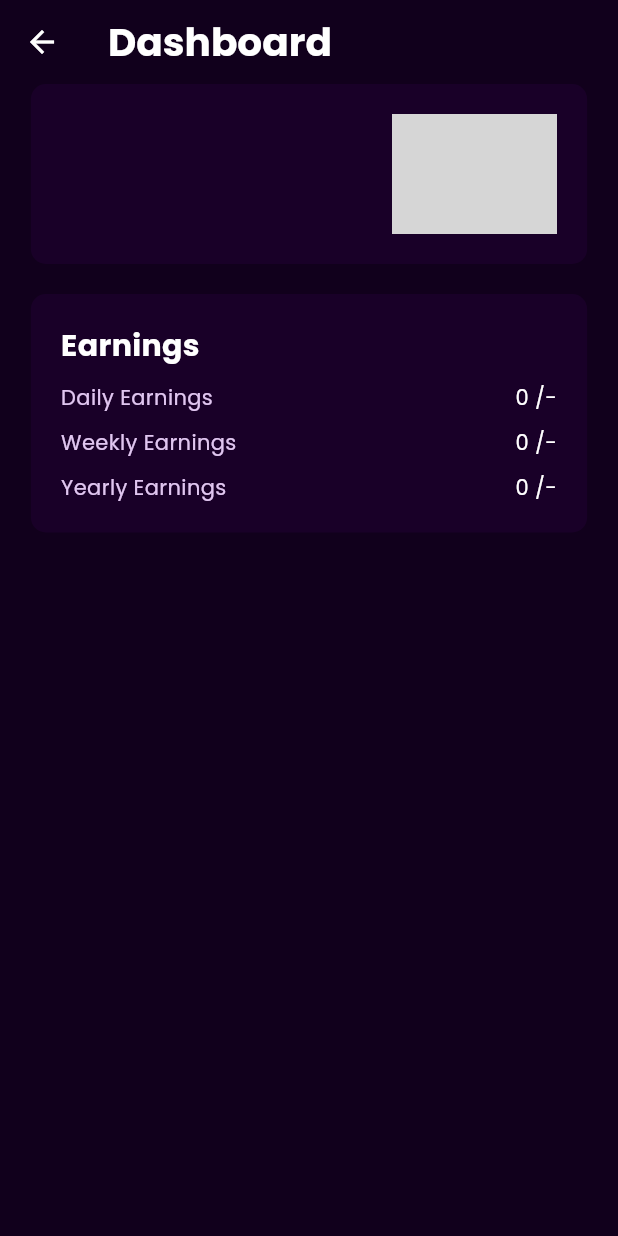
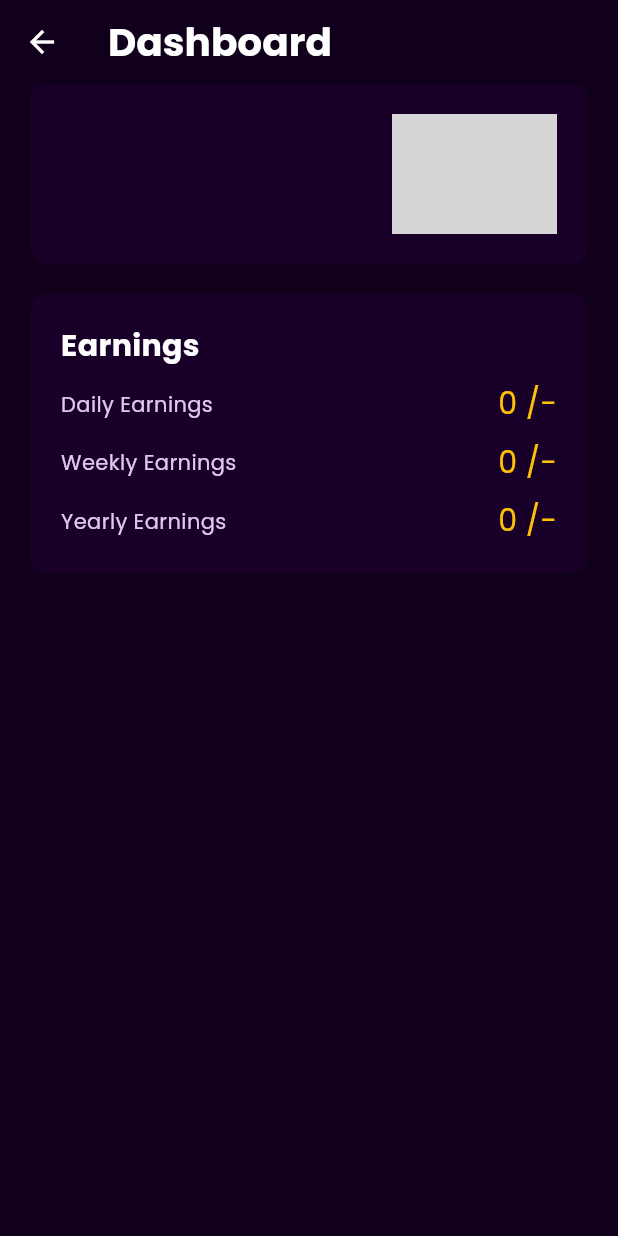
Before and after one commit to haadiyaa/mainford, a Flutter app: the Dashboard screen opened directly, on a phone screen of 412 x 824 dp. Run offline on Flutter 3.47's test engine with Material 3 defaults, Android fonts, the phone set to English and light mode, and no system bars; our stand-ins replace another_flutter_splash_screen, card_swiper, connectivity_plus, image_picker, internet_connection_checker, quickalert and 5 more; missing offline and left inert: screen_protector; accounts and stored records are empty; network calls fail; grey boxes are pictures that could not be loaded.

Commit message:
dashboard page ui

```diff
--- a/lib/view/view/dashboard/view/dashboard.dart
+++ b/lib/view/view/dashboard/view/dashboard.dart
@@ -1,5 +1,6 @@
 import 'package:flutter/material.dart';
 import 'package:main_ford/controller/functionsprovider.dart';
+import 'package:main_ford/resources/appcolors.dart';
 import 'package:main_ford/resources/constants.dart';
 import 'package:main_ford/resources/mytextstyles.dart';
 import 'package:main_ford/view/view/dashboard/widgets/customcontainer.dart';
@@ -105,26 +106,14 @@ class _DashboardState extends State<Dashboard> {
                                 color: Color.fromARGB(255, 224, 198, 240)),
                           ),
                           Text(
-                              '${value.userPayementModel!.totalDepositedToday} /-'),
+                            '${value.userPayementModel!.totalDepositedToday} /-',
+                            style: const TextStyle(
+                              color: AppColors.goldenyellow,
+                              fontSize: 20,
+                            ),
+                          ),
                         ],
                       ),
-                      // Constants.height10,
-                      // const Row(
-                      //   children: [
-                      //     Text(
-                      //       'Weekly',
-                      //       style: TextStyle(
-                      //         color: Color.fromARGB(255, 107, 79, 124),
-                      //       ),
-                      //     ),
-                      //     Constants.width5,
-                      //     Expanded(
-                      //       child: Divider(
-                      //         color: Color.fromARGB(255, 107, 79, 124),
-                      //       ),
-                      //     ),
-                      //   ],
-                      // ),
                       Constants.height10,
                       Row(
                         mainAxisAlignment: MainAxisAlignment.spaceBetween,
@@ -135,7 +124,12 @@ class _DashboardState extends State<Dashboard> {
                                 color: Color.fromARGB(255, 224, 198, 240)),
                           ),
                           Text(
-                              '${value.userPayementModel!.totalDepositedWeek} /-'),
+                            '${value.userPayementModel!.totalDepositedWeek} /-',
+                            style: const TextStyle(
+                              color: AppColors.goldenyellow,
+                              fontSize: 20,
+                            ),
+                          ),
                         ],
                       ),
 
@@ -149,7 +143,12 @@ class _DashboardState extends State<Dashboard> {
                                 color: Color.fromARGB(255, 224, 198, 240)),
                           ),
                           Text(
-                              '${value.userPayementModel!.totalDepositedYear} /-'),
+                            '${value.userPayementModel!.totalDepositedYear} /-',
+                            style: const TextStyle(
+                              color: AppColors.goldenyellow,
+                              fontSize: 20,
+                            ),
+                          ),
                         ],
                       ),
                     ],
--- a/lib/view/view/transactions/view/transactions.dart
+++ b/lib/view/view/transactions/view/transactions.dart
@@ -82,6 +82,7 @@ class _TransactionsPageState extends State<TransactionsPage> {
                         style: const TextStyle(
                           fontWeight: FontWeight.bold,
                           fontSize: 30,
+                          color: AppColors.goldenyellow,
                         ),
                       ),
                     ],
```
